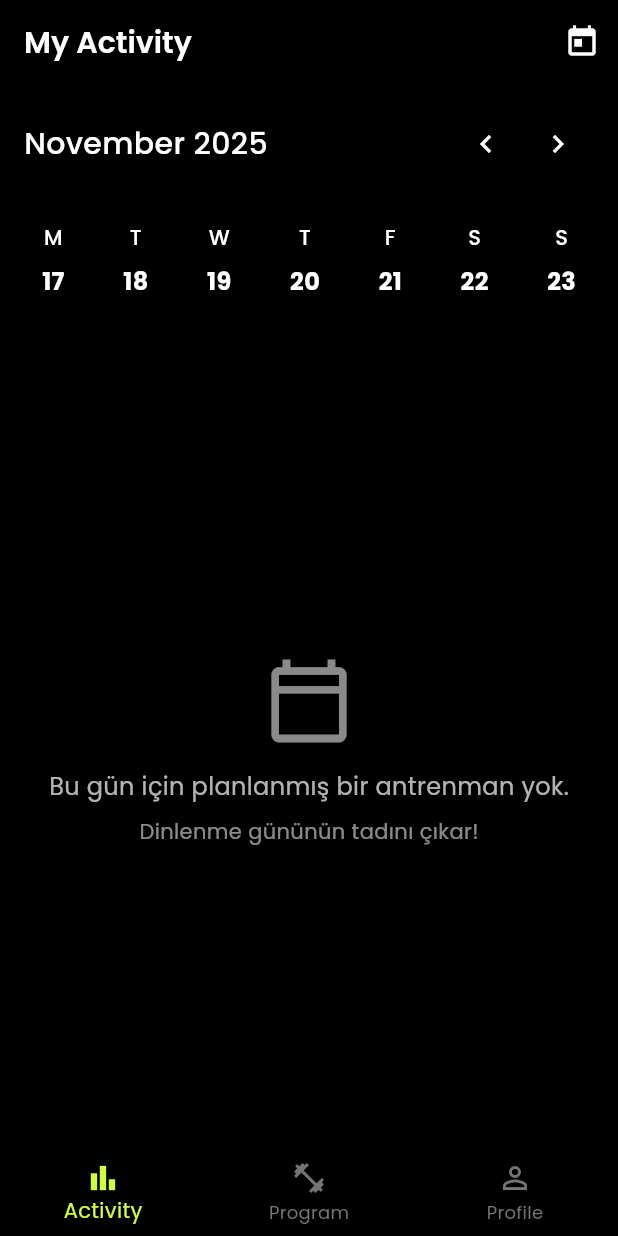
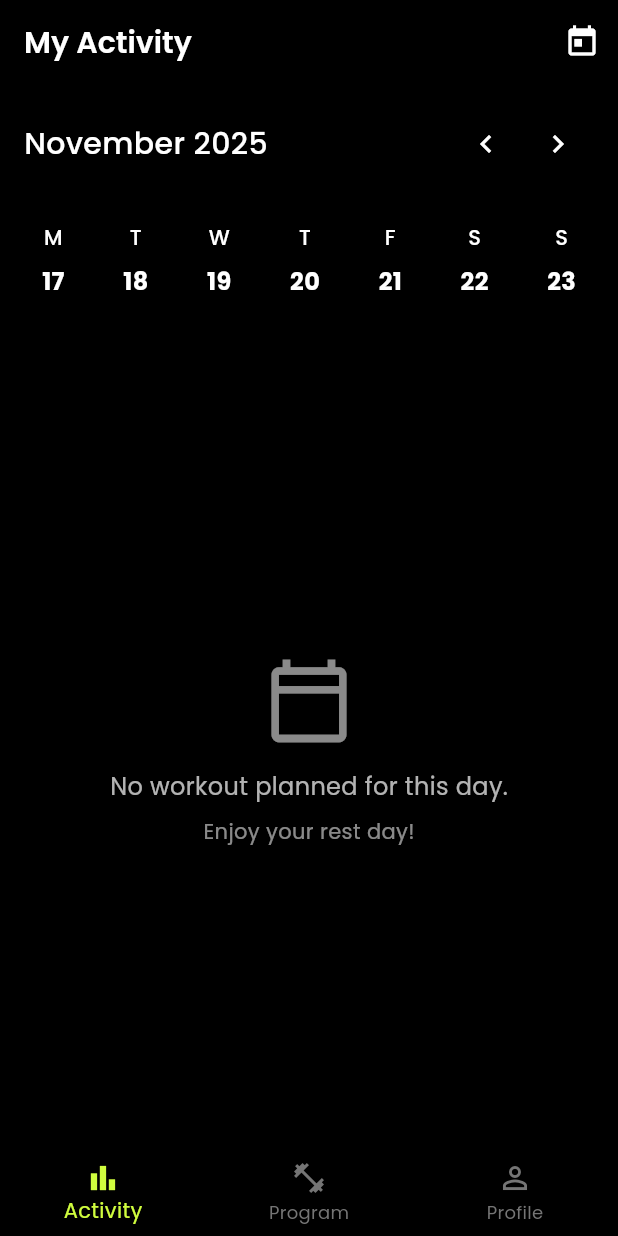
Before and after one commit to muriarty1893/my_first_app, a Flutter app: the screen it shows after launch, after a tap on the "chevron left" icon, on a phone screen of 412 x 824 dp. Run offline on Flutter 3.47's test engine with Material 3 defaults, Android fonts, the phone set to English and light mode, and no system bars; our stand-ins replace csv, google_fonts, sqflite, sqflite_common_ffi; accounts and stored records are empty.

Commit message:
style turkish ui elements removed

```diff
--- a/lib/main.dart
+++ b/lib/main.dart
@@ -2,6 +2,7 @@ import 'package:my_first_app/screens/main_screen.dart';
 import 'dart:io';
 
 import 'package:flutter/material.dart';
+import 'package:flutter_localizations/flutter_localizations.dart';
 import 'package:my_first_app/services/csv_service.dart';
 import 'package:my_first_app/theme/app_theme.dart';
 import 'package:sqflite_common_ffi/sqflite_ffi.dart';
@@ -39,6 +40,13 @@ class MyApp extends StatelessWidget {
       theme: AppTheme.darkTheme,
       darkTheme: AppTheme.darkTheme,
       themeMode: ThemeMode.dark, // Enforce dark theme
+      locale: const Locale('en', 'US'),
+      supportedLocales: const [Locale('en', 'US')],
+      localizationsDelegates: const [
+        GlobalMaterialLocalizations.delegate,
+        GlobalWidgetsLocalizations.delegate,
+        GlobalCupertinoLocalizations.delegate,
+      ],
       home: const MainScreen(),
       debugShowCheckedModeBanner: false,
     );
--- a/lib/screens/activity_screen.dart
+++ b/lib/screens/activity_screen.dart
@@ -24,7 +24,7 @@ class _ActivityScreenState extends State<ActivityScreen> {
 
   void _fetchProgramForSelectedDate() {
     final dbHelper = DatabaseHelper.instance;
-    final dayOfWeek = DateFormat('EEEE').format(_selectedDate);
+    final dayOfWeek = DateFormat('EEEE', 'en_US').format(_selectedDate);
     _programForDayFuture = dbHelper.getProgramExercises().then(
         (exercises) => exercises.where((e) => e.dayOfWeek == dayOfWeek).toList());
   }
@@ -102,7 +102,7 @@ class _ActivityScreenState extends State<ActivityScreen> {
           mainAxisAlignment: MainAxisAlignment.spaceBetween,
           children: [
             Text(
-              DateFormat('MMMM yyyy').format(_focusedDate),
+              DateFormat('MMMM yyyy', 'en_US').format(_focusedDate),
               style: GoogleFonts.poppins(
                 fontSize: 20,
                 fontWeight: FontWeight.w500,
@@ -129,7 +129,7 @@ class _ActivityScreenState extends State<ActivityScreen> {
             final day = _focusedDate.subtract(Duration(days: _focusedDate.weekday - 1 - index));
             return _buildDateColumn(
               day: day,
-              isSelected: DateFormat.yMd().format(day) == DateFormat.yMd().format(_selectedDate),
+              isSelected: DateFormat.yMd('en_US').format(day) == DateFormat.yMd('en_US').format(_selectedDate),
               isToday: _isToday(day),
             );
           }),
@@ -155,7 +155,7 @@ class _ActivityScreenState extends State<ActivityScreen> {
         child: Column(
           children: [
             Text(
-              DateFormat.E().format(day).substring(0, 1),
+              DateFormat.E('en_US').format(day).substring(0, 1),
               style: GoogleFonts.poppins(
                 color: isSelected ? Colors.black : Colors.white,
                 fontWeight: FontWeight.w500,
@@ -183,7 +183,7 @@ class _ActivityScreenState extends State<ActivityScreen> {
         crossAxisAlignment: CrossAxisAlignment.start,
         children: [
           Text(
-            _isToday(_selectedDate) ? 'Bugünün Programı' : DateFormat.yMMMEd().format(_selectedDate),
+            _isToday(_selectedDate) ? 'Today\'s Program' : DateFormat.yMMMEd('en_US').format(_selectedDate),
             style: GoogleFonts.poppins(
               fontSize: 20,
               fontWeight: FontWeight.w500,
@@ -234,12 +234,12 @@ class _ActivityScreenState extends State<ActivityScreen> {
           const Icon(Icons.calendar_today_outlined, size: 60, color: Colors.white54),
           const SizedBox(height: 16),
           Text(
-            'Bu gün için planlanmış bir antrenman yok.',
+            'No workout planned for this day.',
             style: GoogleFonts.poppins(fontSize: 16, color: Colors.white70),
           ),
           const SizedBox(height: 8),
           Text(
-            'Dinlenme gününün tadını çıkar!',
+            'Enjoy your rest day!',
             style: GoogleFonts.poppins(fontSize: 14, color: Colors.white54),
           ),
         ],
--- a/lib/screens/progress_screen.dart
+++ b/lib/screens/progress_screen.dart
@@ -47,7 +47,7 @@ class _ProgressScreenState extends State<ProgressScreen> {
                 child: ListTile(
                   title: Text(log.exerciseTitle),
                   subtitle: Text('Sets: ${log.sets}, Reps: ${log.reps}'),
-                  trailing: Text(DateFormat.yMMMd().format(log.date)),
+                  trailing: Text(DateFormat.yMMMd('en_US').format(log.date)),
                 ),
               );
             },
--- a/lib/screens/workout_history_screen.dart
+++ b/lib/screens/workout_history_screen.dart
@@ -99,7 +99,7 @@ class _WorkoutHistoryScreenState extends State<WorkoutHistoryScreen> {
           mainAxisAlignment: MainAxisAlignment.spaceBetween,
           children: [
             Text(
-              DateFormat('MMMM yyyy').format(_focusedDate),
+              DateFormat('MMMM yyyy', 'en_US').format(_focusedDate),
               style: GoogleFonts.poppins(
                 fontSize: 20,
                 fontWeight: FontWeight.w500,
@@ -152,7 +152,7 @@ class _WorkoutHistoryScreenState extends State<WorkoutHistoryScreen> {
                 child: Column(
                   children: [
                     Text(
-                      DateFormat.E().format(day).substring(0, 1),
+                      DateFormat.E('en_US').format(day).substring(0, 1),
                       style: GoogleFonts.poppins(
                         color: isSelected ? Colors.black : Colors.white,
                         fontWeight: FontWeight.w500,
@@ -200,7 +200,7 @@ class _WorkoutHistoryScreenState extends State<WorkoutHistoryScreen> {
               style: GoogleFonts.poppins(),
             ),
             trailing: Text(
-              DateFormat.yMMMd().format(log.date),
+              DateFormat.yMMMd('en_US').format(log.date),
               style: GoogleFonts.poppins(color: Colors.white70),
             ),
           ),
--- a/pubspec.yaml
+++ b/pubspec.yaml
@@ -30,6 +30,8 @@ environment:
 dependencies:
   flutter:
     sdk: flutter
+  flutter_localizations:
+    sdk: flutter
   csv: ^6.0.0
   sqflite: ^2.3.3+1
   sqflite_common_ffi: ^2.3.3
@@ -37,7 +39,7 @@ dependencies:
   flutter_local_notifications: ^17.2.1
   http: ^1.6.0
   collection: ^1.18.0
-  intl: ^0.19.0
+  intl: ^0.20.2
   google_fonts: ^6.2.1
   fl_chart: ^0.68.0
   path: ^1.9.0
```
Also changed, not shown: pubspec.lock.
